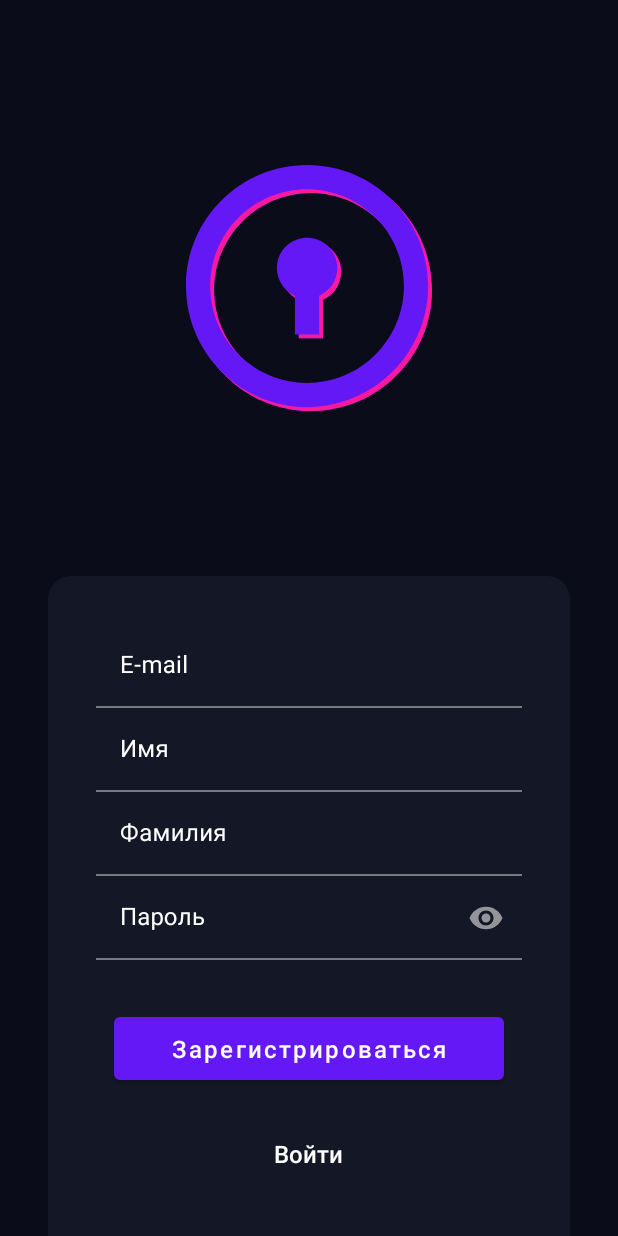
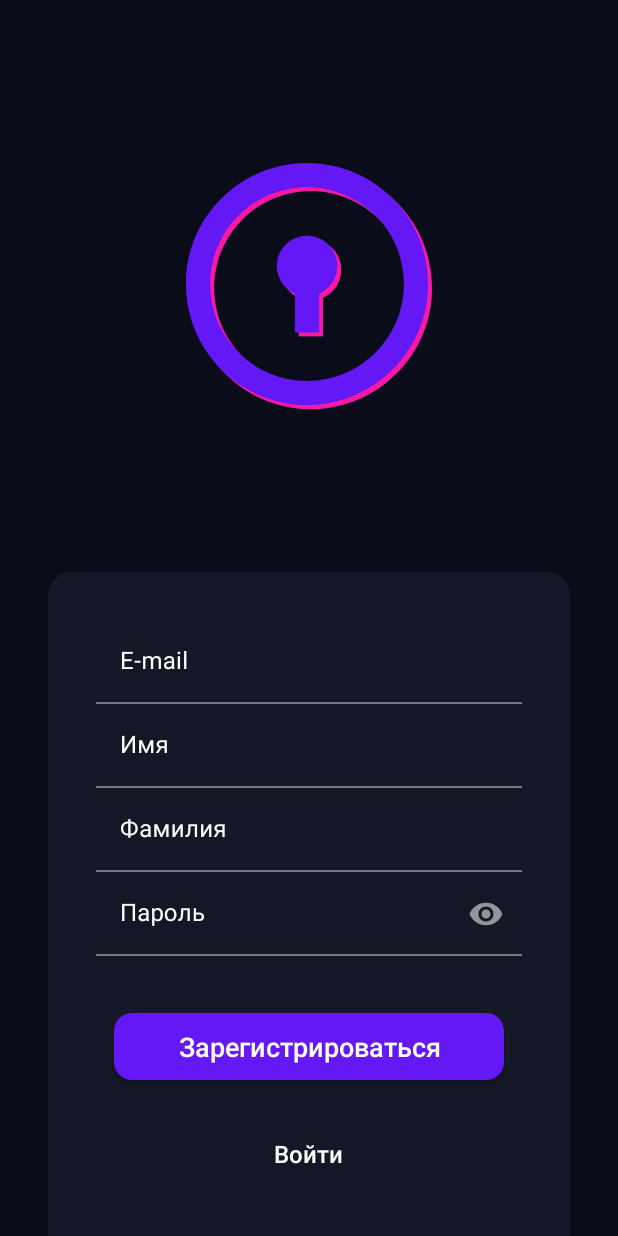
Before and after one commit to infolab-club/itmo-lock-android, an Android app: the RegistrationFragment screen opened through its navigation route, on a phone screen of 412 x 824 dp. Run offline under Robolectric (Android 15) with nearby library versions, the phone set to English and light mode, and no system bars; libraries missing offline, so code that uses them is left out: by.kirich1409.viewbindingdelegate, com.ttlock.bl; 10 statements that could not run were skipped.

Commit message:
Button design fix.

```diff
--- a/app/src/main/res/values/styles.xml
+++ b/app/src/main/res/values/styles.xml
@@ -13,13 +13,15 @@
     </style>
 
     <style name="Button">
+        <item name="android:textAppearance">@style/TextOnButton</item>
         <item name="backgroundTint">@color/sharp_blue</item>
-        <item name="textAllCaps">false</item>
-        <item name="android:textColor">@color/white</item>
-        <item name="android:textSize">@dimen/button_text_size</item>
-        <item name="fontFamily">sans-serif-medium</item>
         <item name="android:paddingTop">@dimen/padding_button</item>
         <item name="android:paddingBottom">@dimen/padding_button</item>
+        <item name="cornerRadius">12dp</item>
+        <item name="android:focusable">true</item>
+        <item name="android:clickable">true</item>
+        <item name="android:shadowDx">0</item>
+        <item name="android:shadowDy">0</item>
     </style>
 
     <style name="TextInputLayout" parent="TextAppearance.AppCompat">
@@ -42,4 +44,10 @@
         <item name="android:foreground">?android:attr/selectableItemBackground</item>
     </style>
 
+    <style name="TextOnButton" parent="TextAppearance.MaterialComponents.Button">
+        <item name="android:textAllCaps">false</item>
+        <item name="android:textSize">18sp</item>
+        <item name="android:letterSpacing">0</item>
+    </style>
+
 </resources>
--- a/app/src/main/res/values/themes.xml
+++ b/app/src/main/res/values/themes.xml
@@ -11,6 +11,7 @@
         <item name="colorOnSecondary">@color/white</item>
         <!-- Status bar color. -->
         <item name="android:statusBarColor" tools:targetApi="l">?attr/colorPrimaryVariant</item>
+        <item name="android:windowBackground">?attr/colorPrimaryVariant</item>
 
         <item name="android:navigationBarColor">@color/dark_view</item>
 
```
